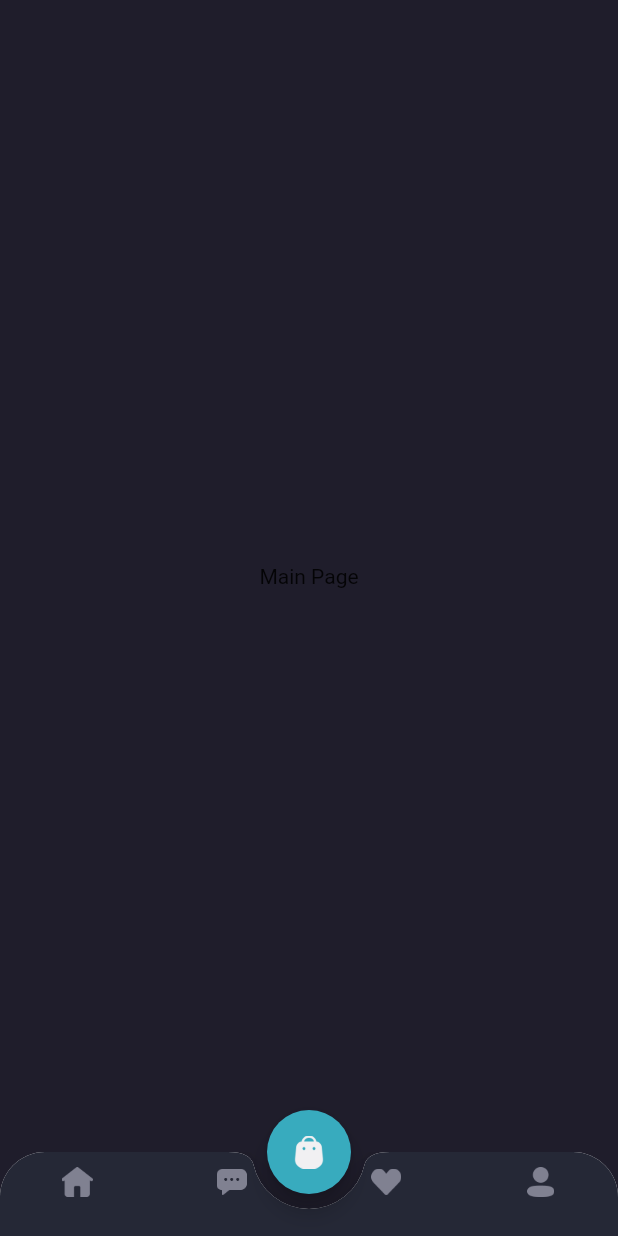
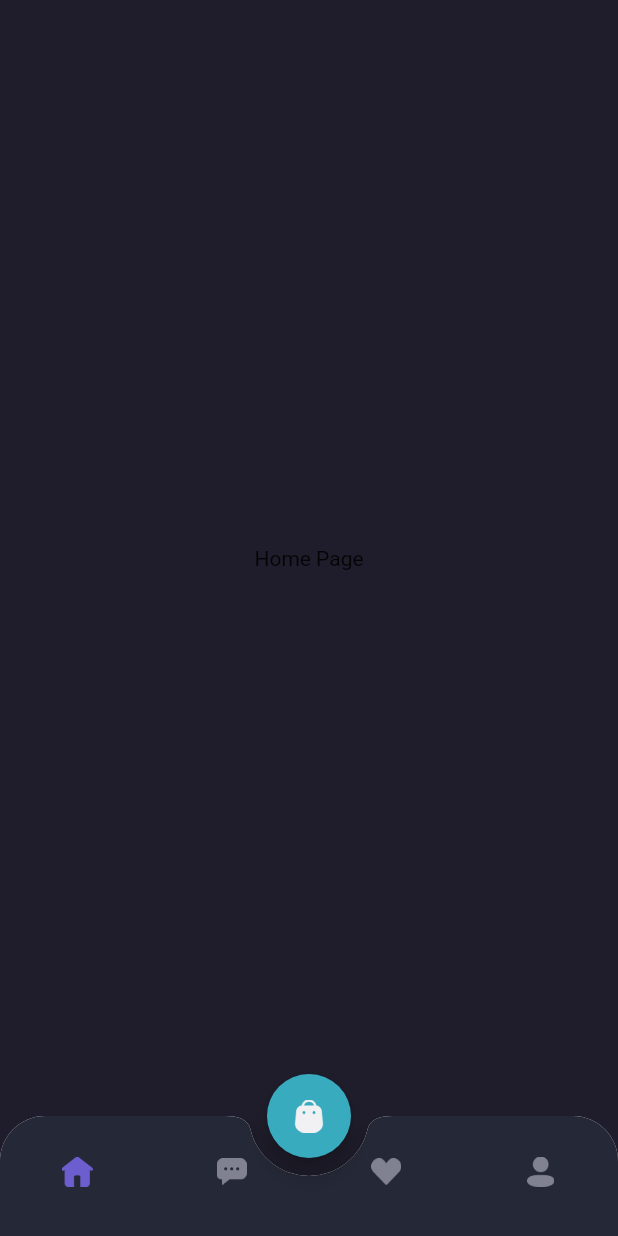
Before and after one commit to parhanhambali/toko-online-flutter, a Flutter app: the MainPage screen opened by its route, on a phone screen of 412 x 824 dp. Run offline on Flutter 3.47's test engine with Material 2 defaults, Android fonts, the light colour scheme and no system bars; our stand-ins replace google_fonts.

Commit message:
add homepage to header

```diff
--- /dev/null
+++ b/lib/pages/home/chat_page.dart
@@ -0,0 +1,11 @@
+import 'package:flutter/material.dart';
+
+class ChatPage extends StatelessWidget {
+
+  @override
+  Widget build(BuildContext context) {
+    return Center(
+      child: Text('Chat Page'),
+    );
+  }
+}
--- /dev/null
+++ b/lib/pages/home/home_page.dart
@@ -0,0 +1,11 @@
+import 'package:flutter/material.dart';
+
+class HomePage extends StatelessWidget {
+
+  @override
+  Widget build(BuildContext context) {
+    return Center(
+      child: Text('Home Page'),
+    );
+  }
+}
--- a/lib/pages/home/main_page.dart
+++ b/lib/pages/home/main_page.dart
@@ -1,8 +1,20 @@
 import 'package:flutter/material.dart';
 
 import '../../theme.dart';
+import 'chat_page.dart';
+import 'home_page.dart';
+import 'profile_page.dart';
+import 'wishlist_page.dart';
 
-class MainPage extends StatelessWidget {
+class MainPage extends StatefulWidget {
+
+  @override
+  State<MainPage> createState() => _MainPageState();
+}
+
+class _MainPageState extends State<MainPage> {
+
+  int currentIndex = 0;
 
   @override
   Widget build(BuildContext context) {
@@ -25,37 +37,59 @@
         ),
         child: BottomAppBar(
           shape: CircularNotchedRectangle(),
-          notchMargin: 10,
+          notchMargin: 12,
           clipBehavior: Clip.antiAlias,
           child: BottomNavigationBar(
             backgroundColor: backgroundColor4,
+            currentIndex: currentIndex,
+            onTap: (value) {
+              setState(() {
+                currentIndex = value;
+              });
+            },
             type: BottomNavigationBarType.fixed,
             items: [
             BottomNavigationBarItem(
-              icon: Image.asset(
+              icon: Container(
+                margin: EdgeInsets.only(top: 20, bottom: 10),
+                child: Image.asset(
                   'assets/icon_home.png',
                   width: 21,
+                  color: currentIndex == 0 ? primaryColor : Color(0xff808191),
+                  ),
               ),
                 label: '',
               ),
             BottomNavigationBarItem(
-              icon: Image.asset(
+              icon: Container(
+                margin: EdgeInsets.only(top: 20, bottom: 10),
+                child: Image.asset(
                   'assets/icon_chat.png',
                   width: 20,
+                  color: currentIndex == 1 ? primaryColor : Color(0xff808191),
+                  ),
               ),
                 label: '',
               ),
             BottomNavigationBarItem(
-              icon: Image.asset(
+              icon: Container(
+                margin: EdgeInsets.only(top: 20, bottom: 10),
+                child: Image.asset(
                   'assets/icon_wishlist.png',
                   width: 20,
+                  color: currentIndex == 2 ? primaryColor : Color(0xff808191),
+                  ),
               ),
                 label: '',
               ),
             BottomNavigationBarItem(
-              icon: Image.asset(
+              icon: Container(
+                margin: EdgeInsets.only(top: 20, bottom: 10),
+                child: Image.asset(
                   'assets/icon_profile.png',
                   width: 18,
+                  color: currentIndex == 3 ? primaryColor : Color(0xff808191),
+                  ),
               ),
                 label: '',
               ),
@@ -63,18 +97,33 @@
           ),
         ),
       );
-
     }
 
+    Widget body() {
+      switch (currentIndex) {
+        case 0:
+          return HomePage();
+          break;
+        case 1:
+          return ChatPage();
+          break;
+        case 2:
+          return WishlistPage();
+          break;
+        case 3:
+          return ProfilePage();
+          break;
+        default:
+        return HomePage();
+      }
+    }
 
     return Scaffold(
       backgroundColor: backgroundColor1,
       floatingActionButton: cartButton(),
       floatingActionButtonLocation: FloatingActionButtonLocation.centerDocked,
       bottomNavigationBar: customBottomNav(),
-      body: Center
-      (child: Text('Main Page'),
-      ),
+      body: body(),
     );
   }
 }
--- /dev/null
+++ b/lib/pages/home/profile_page.dart
@@ -0,0 +1,11 @@
+import 'package:flutter/material.dart';
+
+class ProfilePage extends StatelessWidget {
+
+  @override
+  Widget build(BuildContext context) {
+    return Center(
+      child: Text('Profile'),
+    );
+  }
+}
--- /dev/null
+++ b/lib/pages/home/wishlist_page.dart
@@ -0,0 +1,11 @@
+import 'package:flutter/material.dart';
+
+class WishlistPage extends StatelessWidget {
+
+  @override
+  Widget build(BuildContext context) {
+    return Center(
+      child: Text('Wishlist Page'),
+    );
+  }
+}
```
Lines whose indentation alone changed are shown as unchanged.
